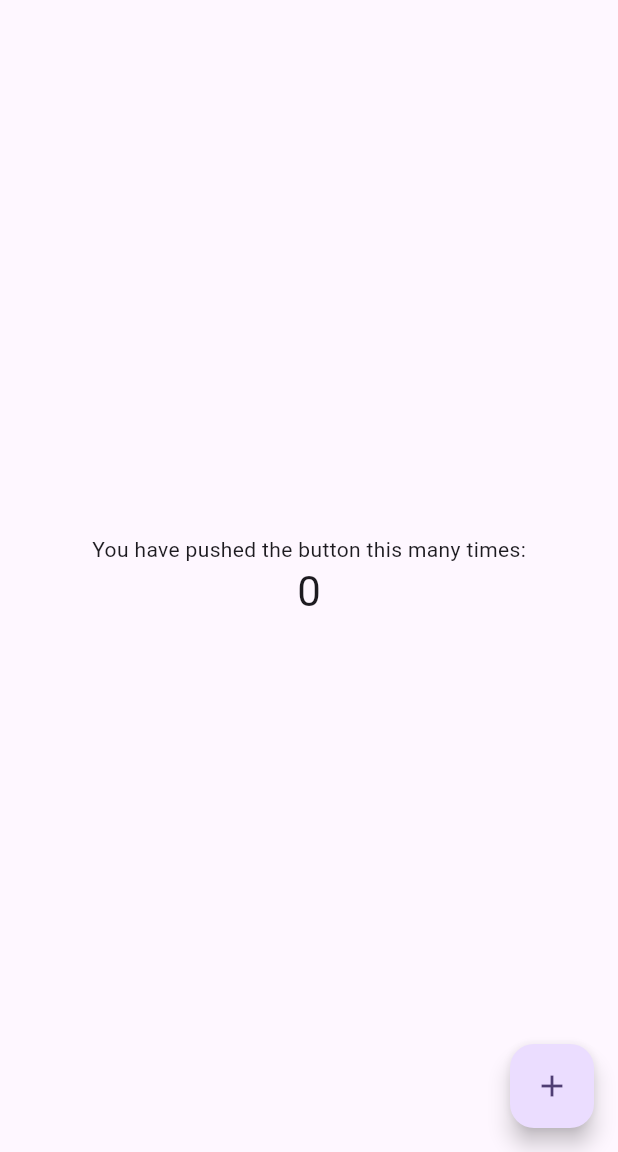
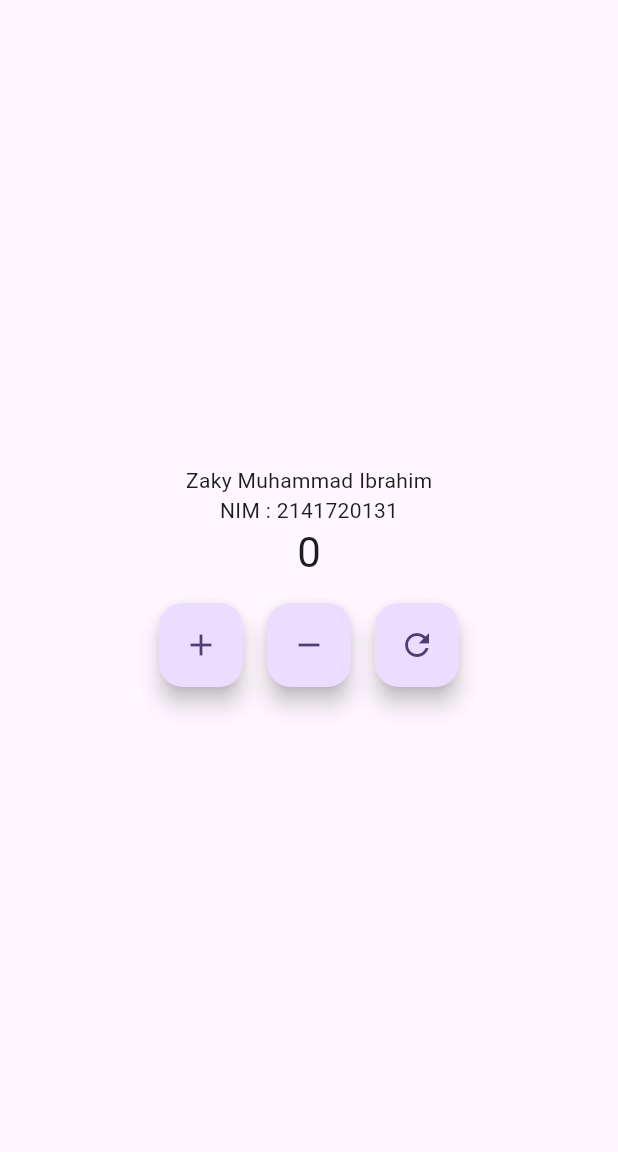
Before and after one commit to zm-ibrahim/flutter_application_1, a Flutter app: the screen it shows after launch, on a phone screen of 412 x 824 dp, the part 84-1236 px from its top. Run offline on Flutter 3.47's test engine with Material 2 defaults, Android fonts, the phone set to English and light mode, and no system bars.

Commit message:
add button and change name

```diff
--- a/lib/main.dart
+++ b/lib/main.dart
@@ -7,27 +7,11 @@ void main() {
 class MyApp extends StatelessWidget {
   const MyApp({super.key});
 
-  // This widget is the root of your application.
   @override
   Widget build(BuildContext context) {
     return MaterialApp(
       title: 'Flutter Demo',
       theme: ThemeData(
-        // This is the theme of your application.
-        //
-        // TRY THIS: Try running your application with "flutter run". You'll see
-        // the application has a blue toolbar. Then, without quitting the app,
-        // try changing the seedColor in the colorScheme below to Colors.green
-        // and then invoke "hot reload" (save your changes or press the "hot
-        // reload" button in a Flutter-supported IDE, or press "r" if you used
-        // the command line to start the app).
-        //
-        // Notice that the counter didn't reset back to zero; the application
-        // state is not lost during the reload. To reset the state, use hot
-        // restart instead.
-        //
-        // This works for code too, not just values: Most code changes can be
-        // tested with just a hot reload.
         colorScheme: ColorScheme.fromSeed(seedColor: Colors.deepPurple),
         useMaterial3: true,
       ),
@@ -38,15 +22,6 @@ class MyApp extends StatelessWidget {
 
 class MyHomePage extends StatefulWidget {
   const MyHomePage({super.key, required this.title});
-
-  // This widget is the home page of your application. It is stateful, meaning
-  // that it has a State object (defined below) that contains fields that affect
-  // how it looks.
-
-  // This class is the configuration for the state. It holds the values (in this
-  // case the title) provided by the parent (in this case the App widget) and
-  // used by the build method of the State. Fields in a Widget subclass are
-  // always marked "final".
 
   final String title;
 
@@ -59,67 +34,77 @@ class _MyHomePageState extends State<MyHomePage> {
 
   void _incrementCounter() {
     setState(() {
-      // This call to setState tells the Flutter framework that something has
-      // changed in this State, which causes it to rerun the build method below
-      // so that the display can reflect the updated values. If we changed
-      // _counter without calling setState(), then the build method would not be
-      // called again, and so nothing would appear to happen.
       _counter++;
+    });
+  }
+
+  void _decrementCounter() {
+    setState(() {
+      if (_counter > 0) {
+        _counter--;
+      }
+    });
+  }
+
+  void _resetCounter() {
+    setState(() {
+      _counter = 0;
     });
   }
 
   @override
   Widget build(BuildContext context) {
-    // This method is rerun every time setState is called, for instance as done
-    // by the _incrementCounter method above.
-    //
-    // The Flutter framework has been optimized to make rerunning build methods
-    // fast, so that you can just rebuild anything that needs updating rather
-    // than having to individually change instances of widgets.
     return Scaffold(
       appBar: AppBar(
-        // TRY THIS: Try changing the color here to a specific color (to
-        // Colors.amber, perhaps?) and trigger a hot reload to see the AppBar
-        // change color while the other colors stay the same.
         backgroundColor: Theme.of(context).colorScheme.inversePrimary,
-        // Here we take the value from the MyHomePage object that was created by
-        // the App.build method, and use it to set our appbar title.
         title: Text(widget.title),
       ),
       body: Center(
-        // Center is a layout widget. It takes a single child and positions it
-        // in the middle of the parent.
         child: Column(
-          // Column is also a layout widget. It takes a list of children and
-          // arranges them vertically. By default, it sizes itself to fit its
-          // children horizontally, and tries to be as tall as its parent.
-          //
-          // Column has various properties to control how it sizes itself and
-          // how it positions its children. Here we use mainAxisAlignment to
-          // center the children vertically; the main axis here is the vertical
-          // axis because Columns are vertical (the cross axis would be
-          // horizontal).
-          //
-          // TRY THIS: Invoke "debug painting" (choose the "Toggle Debug Paint"
-          // action in the IDE, or press "p" in the console), to see the
-          // wireframe for each widget.
           mainAxisAlignment: MainAxisAlignment.center,
           children: <Widget>[
             const Text(
-              'You have pushed the button this many times:',
+              'Zaky Muhammad Ibrahim',
+            ),
+            const Text(
+              'NIM : 2141720131',
             ),
             Text(
               '$_counter',
               style: Theme.of(context).textTheme.headlineMedium,
             ),
+            SizedBox(height: 16),
+            Container(
+              alignment: Alignment.bottomCenter,
+              child: Align(
+                alignment: Alignment.bottomCenter,
+                child: Row(
+                  mainAxisAlignment: MainAxisAlignment.center,
+                  children: <Widget>[
+                    FloatingActionButton(
+                      onPressed: _incrementCounter,
+                      tooltip: 'Increment',
+                      child: const Icon(Icons.add),
+                    ),
+                    const SizedBox(width: 16),
+                    FloatingActionButton(
+                      onPressed: _decrementCounter,
+                      tooltip: 'Decrement',
+                      child: const Icon(Icons.remove),
+                    ),
+                    const SizedBox(width: 16),
+                    FloatingActionButton(
+                      onPressed: _resetCounter,
+                      tooltip: 'Reset',
+                      child: const Icon(Icons.refresh),
+                    ),
+                  ],
+                ),
+              ),
+            ),
           ],
         ),
       ),
-      floatingActionButton: FloatingActionButton(
-        onPressed: _incrementCounter,
-        tooltip: 'Increment',
-        child: const Icon(Icons.add),
-      ), // This trailing comma makes auto-formatting nicer for build methods.
     );
   }
 }
```
